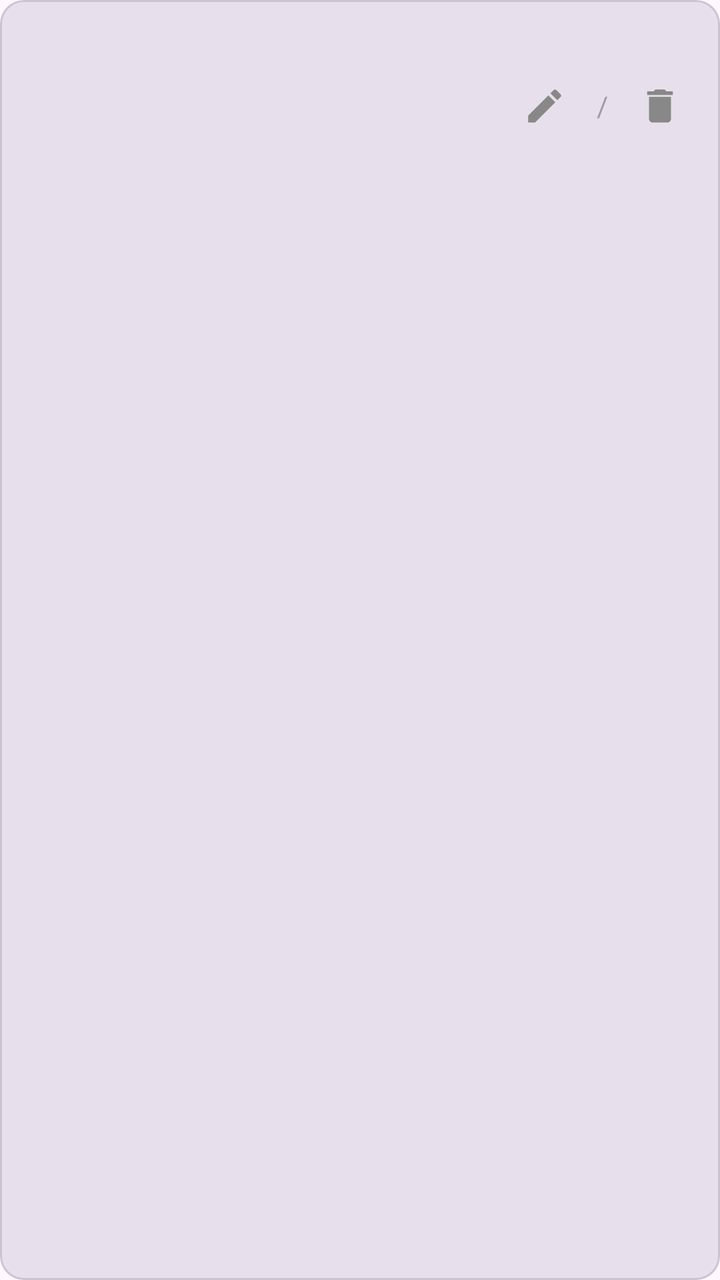
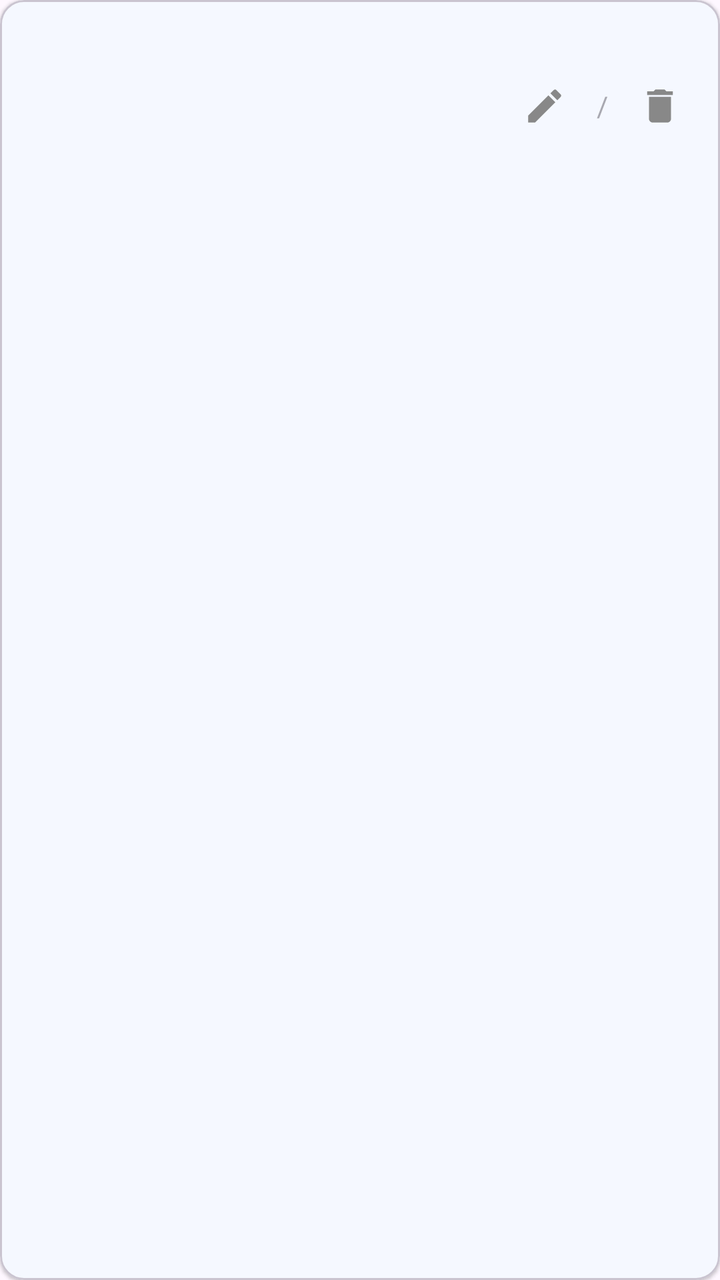

Two renders of the same Android screen: before a commit and after it. Below are the layout's source before the change and the commit's diff.
<!-- AndroidManifest.xml: application theme Theme.WhalePet -->
<!-- res/layout/item_line.xml -->
<?xml version="1.0" encoding="utf-8"?>
<com.google.android.material.card.MaterialCardView xmlns:android="http://schemas.android.com/apk/res/android"
    xmlns:app="http://schemas.android.com/apk/res-auto"
    android:layout_width="match_parent"
    android:layout_height="wrap_content"
    android:layout_marginBottom="8dp"
    app:cardBackgroundColor="?attr/colorSurfaceVariant"
    app:cardCornerRadius="12dp"
    app:cardElevation="0dp">

    <LinearLayout
        android:layout_width="match_parent"
        android:layout_height="wrap_content"
        android:orientation="vertical"
        android:padding="12dp">

        <TextView
            android:id="@+id/line_text"
            android:layout_width="match_parent"
            android:layout_height="wrap_content"
            android:textSize="14sp"
            android:textColor="?attr/colorOnSurfaceVariant" />

        <LinearLayout
            android:layout_width="match_parent"
            android:layout_height="wrap_content"
            android:layout_marginTop="4dp"
            android:gravity="end|center_vertical"
            android:orientation="horizontal">

            
            <ImageButton
                android:id="@+id/btn_edit_line"
                android:layout_width="36dp"
                android:layout_height="36dp"
                android:background="@null"
                android:contentDescription="@string/edit_line_hint"
                android:padding="7dp"
                android:scaleType="fitCenter"
                android:src="@drawable/ic_edit_line" />

            <TextView
                android:layout_width="wrap_content"
                android:layout_height="wrap_content"
                android:layout_marginStart="8dp"
                android:layout_marginEnd="8dp"
                android:alpha="0.45"
                android:text="/"
                android:textSize="14sp" />

            <ImageButton
                android:id="@+id/btn_del_line"
                android:layout_width="36dp"
                android:layout_height="36dp"
                android:background="@null"
                android:contentDescription="@string/delete_line_title"
                android:padding="7dp"
                android:scaleType="fitCenter"
                android:src="@drawable/ic_delete_line" />
        </LinearLayout>
    </LinearLayout>
</com.google.android.material.card.MaterialCardView>
<!-- resources referenced by this layout -->
<resources>
  <!-- drawable ic_delete_line (drawable) -->
  <?xml version="1.0" encoding="utf-8"?>
  <vector xmlns:android="http://schemas.android.com/apk/res/android"
      android:width="24dp"
      android:height="24dp"
      android:viewportWidth="24"
      android:viewportHeight="24">
      <path
          android:fillColor="#FF888888"
          android:pathData="M6,19c0,1.1 0.9,2 2,2h8c1.1,0 2,-0.9 2,-2V7H6v12zM19,4h-3.5l-1,-1h-5l-1,1H5v2h14V4z" />
  </vector>
  <!-- drawable ic_edit_line (drawable) -->
  <?xml version="1.0" encoding="utf-8"?>
  <vector xmlns:android="http://schemas.android.com/apk/res/android"
      android:width="24dp"
      android:height="24dp"
      android:viewportWidth="24"
      android:viewportHeight="24">
      <path
          android:fillColor="#FF888888"
          android:pathData="M3,17.25V21h3.75L17.81,9.94l-3.75,-3.75L3,17.25zM20.71,7.04c0.39,-0.39 0.39,-1.02 0,-1.41l-2.34,-2.34c-0.39,-0.39 -1.02,-0.39 -1.41,0l-1.83,1.83 3.75,3.75 1.83,-1.83z" />
  </vector>
  <string name="delete_line_title">删除台词</string>
  <string name="edit_line_hint">编辑台词</string>
  <style name="Theme.WhalePet" parent="Theme.Material3.DayNight.NoActionBar">
          
          <item name="colorPrimary">#A2B4DD</item>
          <item name="colorOnPrimary">#FFFFFF</item>
          <item name="colorPrimaryContainer">#D6DEF2</item>
          <item name="colorOnPrimaryContainer">#22315E</item>
          <item name="android:statusBarColor">@android:color/transparent</item>
      </style>
</resources>

<!-- the commit's change to res/layout/item_line.xml (unified diff, before → after) -->
@@ -4,9 +4,9 @@
     android:layout_width="match_parent"
     android:layout_height="wrap_content"
     android:layout_marginBottom="8dp"
-    app:cardBackgroundColor="?attr/colorSurfaceVariant"
+    app:cardBackgroundColor="@color/surface_card"
     app:cardCornerRadius="12dp"
-    app:cardElevation="0dp">
+    app:cardElevation="1dp">
 
     <LinearLayout
         android:layout_width="match_parent"
<!-- resource entries referenced after the edit -->
@@ -1,5 +1,6 @@
 <!-- resources referenced by this layout -->
 <resources>
+  <color name="surface_card">#FFFFFF</color>
   <!-- drawable ic_delete_line (drawable) -->
   <?xml version="1.0" encoding="utf-8"?>
   <vector xmlns:android="http://schemas.android.com/apk/res/android"
@@ -26,10 +27,14 @@
   <string name="edit_line_hint">编辑台词</string>
   <style name="Theme.WhalePet" parent="Theme.Material3.DayNight.NoActionBar">
           
-          <item name="colorPrimary">#A2B4DD</item>
+          <item name="colorPrimary">#4A7DFF</item>
           <item name="colorOnPrimary">#FFFFFF</item>
-          <item name="colorPrimaryContainer">#D6DEF2</item>
-          <item name="colorOnPrimaryContainer">#22315E</item>
+          <item name="colorPrimaryContainer">#DCE6FF</item>
+          <item name="colorOnPrimaryContainer">#0F2C6B</item>
+          <item name="colorSecondary">#2E9E5B</item>
+          <item name="colorSurface">#FFFFFF</item>
+          <item name="colorSurfaceVariant">#F2F5FA</item>
+          <item name="colorOutline">#E3E6EE</item>
           <item name="android:statusBarColor">@android:color/transparent</item>
       </style>
 </resources>
